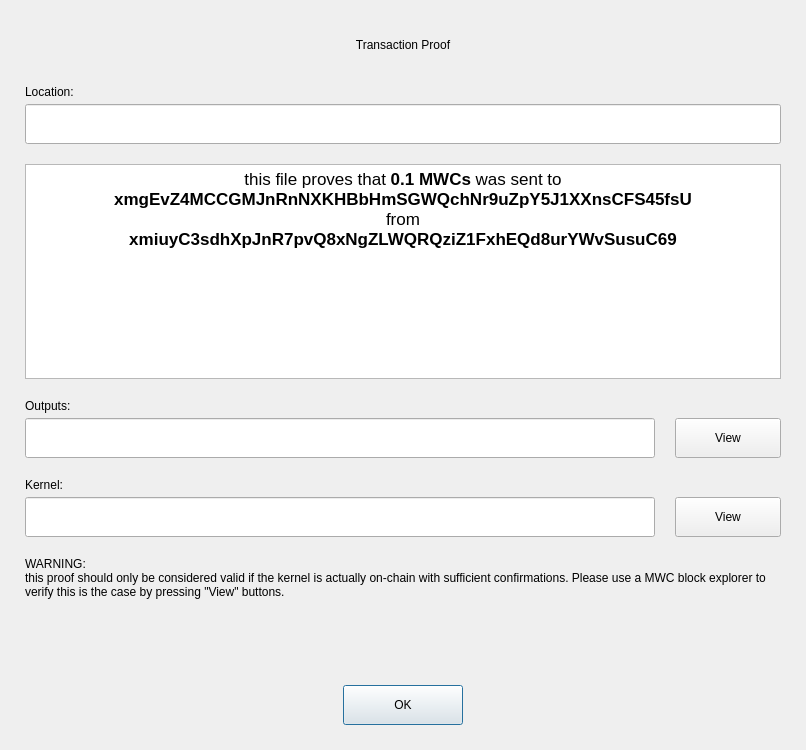
Above: dialogs_desktop/e_showproofdlg.ui from 0xkobe/mwc-wallet before the change. Below: the same form after it.
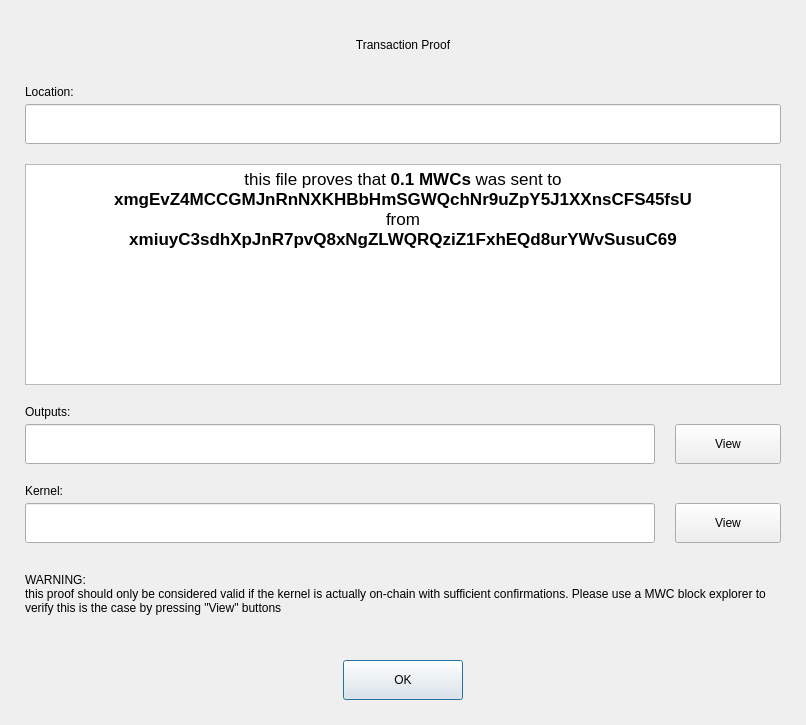
That is the form after the change. Custom widgets are drawn as their Qt base class.

Commit message: https://github.com/mwcproject/mwc-qt-wallet/issues/588

What changed in the file:
```diff
--- a/dialogs_desktop/e_showproofdlg.ui
+++ b/dialogs_desktop/e_showproofdlg.ui
@@ -7,13 +7,13 @@
     <x>0</x>
     <y>0</y>
     <width>806</width>
-    <height>750</height>
+    <height>725</height>
    </rect>
   </property>
   <property name="windowTitle">
    <string>Dialog</string>
   </property>
-  <layout class="QVBoxLayout" name="verticalLayout_6" stretch="0,0,2,0,0,1,0">
+  <layout class="QVBoxLayout" name="verticalLayout_6" stretch="0,0,2,0,0,0,0,0,0">
    <property name="spacing">
     <number>20</number>
    </property>
@@ -278,9 +278,29 @@
     </layout>
    </item>
    <item>
-    <widget class="control::MwcLabelLarge" name="label_4">
+    <spacer name="verticalSpacer_4">
+     <property name="orientation">
+      <enum>Qt::Vertical</enum>
+     </property>
+     <property name="sizeType">
+      <enum>QSizePolicy::Fixed</enum>
+     </property>
+     <property name="sizeHint" stdset="0">
+      <size>
+       <width>20</width>
+       <height>10</height>
+      </size>
+     </property>
+    </spacer>
+   </item>
+   <item>
+    <widget class="control::MwcLabelNormal" name="label_4">
      <property name="text">
-      <string>&lt;html&gt;&lt;head/&gt;&lt;body&gt;&lt;p&gt;WARNING: &lt;br/&gt;this proof should only be considered valid if the kernel is actually on-chain with sufficient confirmations. Please use a MWC block explorer to verify this is the case by pressing &amp;quot;View&amp;quot; buttons.&lt;/p&gt;&lt;/body&gt;&lt;/html&gt;</string>
+      <string>WARNING:
+this proof should only be considered valid if the kernel is actually on-chain with sufficient confirmations. Please use a MWC block explorer to verify this is the case by pressing &quot;View&quot; buttons</string>
+     </property>
+     <property name="textFormat">
+      <enum>Qt::PlainText</enum>
      </property>
      <property name="alignment">
       <set>Qt::AlignLeading|Qt::AlignLeft|Qt::AlignTop</set>
@@ -290,6 +310,22 @@
      </property>
     </widget>
    </item>
+   <item>
+    <spacer name="verticalSpacer_3">
+     <property name="orientation">
+      <enum>Qt::Vertical</enum>
+     </property>
+     <property name="sizeType">
+      <enum>QSizePolicy::Fixed</enum>
+     </property>
+     <property name="sizeHint" stdset="0">
+      <size>
+       <width>20</width>
+       <height>25</height>
+      </size>
+     </property>
+    </spacer>
+   </item>
    <item>
     <layout class="QHBoxLayout" name="horizontalLayout">
      <item>
@@ -360,6 +396,11 @@
    <extends>QLabel</extends>
    <header>control_desktop/MwcLabel.h</header>
   </customwidget>
+  <customwidget>
+   <class>control::MwcLabelNormal</class>
+   <extends>QLabel</extends>
+   <header>control_desktop/MwcLabel.h</header>
+  </customwidget>
   <customwidget>
    <class>control::MwcLabelLarge</class>
    <extends>QLabel</extends>
```
